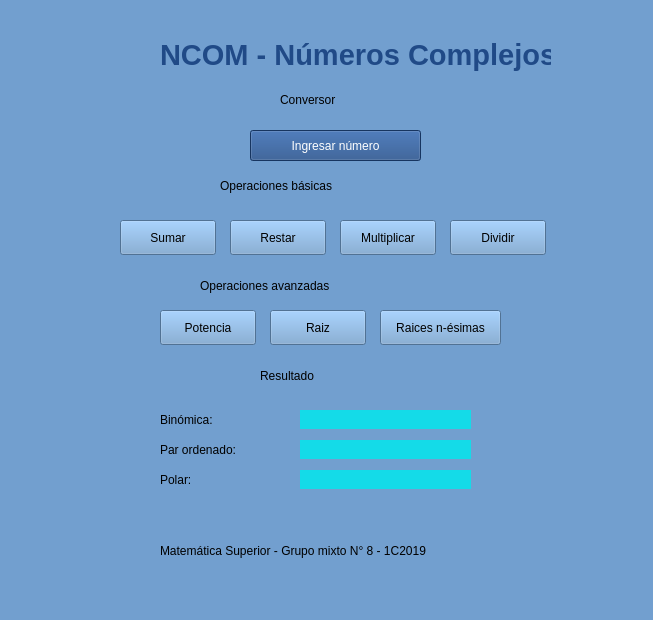
Old version of the form ncom.ui in the repository emiortiz/TP-MatSup-1c2019.
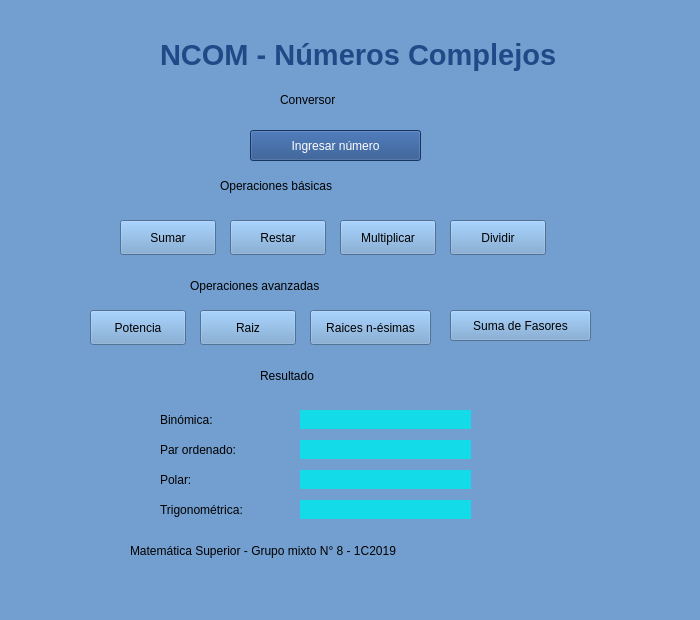
New version of the form.

Commit message: Suma de fasores

Patch:
```diff
--- a/ncom.ui
+++ b/ncom.ui
@@ -9,19 +9,19 @@
    <rect>
     <x>0</x>
     <y>0</y>
-    <width>653</width>
+    <width>700</width>
     <height>620</height>
    </rect>
   </property>
   <property name="minimumSize">
    <size>
-    <width>653</width>
+    <width>700</width>
     <height>620</height>
    </size>
   </property>
   <property name="maximumSize">
    <size>
-    <width>653</width>
+    <width>700</width>
     <height>620</height>
    </size>
   </property>
@@ -37,7 +37,7 @@
      <rect>
       <x>160</x>
       <y>30</y>
-      <width>391</width>
+      <width>421</width>
       <height>51</height>
      </rect>
     </property>
@@ -215,7 +215,7 @@
      <rect>
       <x>280</x>
       <y>90</y>
-      <width>131</width>
+      <width>201</width>
       <height>19</height>
      </rect>
     </property>
@@ -231,7 +231,7 @@
      <rect>
       <x>220</x>
       <y>170</y>
-      <width>231</width>
+      <width>341</width>
       <height>31</height>
      </rect>
     </property>
@@ -247,7 +247,7 @@
      <rect>
       <x>260</x>
       <y>360</y>
-      <width>111</width>
+      <width>161</width>
       <height>31</height>
      </rect>
     </property>
@@ -261,9 +261,9 @@
    <widget class="QLabel" name="label_9">
     <property name="geometry">
      <rect>
-      <x>200</x>
+      <x>190</x>
       <y>270</y>
-      <width>271</width>
+      <width>371</width>
       <height>31</height>
      </rect>
     </property>
@@ -277,7 +277,7 @@
    <widget class="QPushButton" name="potenciaButton">
     <property name="geometry">
      <rect>
-      <x>160</x>
+      <x>90</x>
       <y>310</y>
       <width>96</width>
       <height>35</height>
@@ -290,7 +290,7 @@
    <widget class="QPushButton" name="raizButton">
     <property name="geometry">
      <rect>
-      <x>270</x>
+      <x>200</x>
       <y>310</y>
       <width>96</width>
       <height>35</height>
@@ -303,9 +303,9 @@
    <widget class="QLabel" name="label_6">
     <property name="geometry">
      <rect>
-      <x>160</x>
+      <x>130</x>
       <y>530</y>
-      <width>331</width>
+      <width>411</width>
       <height>41</height>
      </rect>
     </property>
@@ -320,7 +320,7 @@
    <widget class="QPushButton" name="nesimasButton">
     <property name="geometry">
      <rect>
-      <x>380</x>
+      <x>310</x>
       <y>310</y>
       <width>121</width>
       <height>35</height>
@@ -330,6 +330,51 @@
      <string>Raices n-ésimas</string>
     </property>
    </widget>
+   <widget class="QPushButton" name="fasoresButton">
+    <property name="geometry">
+     <rect>
+      <x>450</x>
+      <y>310</y>
+      <width>141</width>
+      <height>31</height>
+     </rect>
+    </property>
+    <property name="text">
+     <string>Suma de Fasores</string>
+    </property>
+   </widget>
+   <widget class="QLabel" name="label_10">
+    <property name="geometry">
+     <rect>
+      <x>160</x>
+      <y>500</y>
+      <width>121</width>
+      <height>19</height>
+     </rect>
+    </property>
+    <property name="text">
+     <string>Trigonométrica:</string>
+    </property>
+   </widget>
+   <widget class="QLabel" name="trigonometricaText">
+    <property name="geometry">
+     <rect>
+      <x>300</x>
+      <y>500</y>
+      <width>171</width>
+      <height>19</height>
+     </rect>
+    </property>
+    <property name="styleSheet">
+     <string notr="true">background-color: rgb(20, 219, 232);</string>
+    </property>
+    <property name="text">
+     <string/>
+    </property>
+    <property name="alignment">
+     <set>Qt::AlignCenter</set>
+    </property>
+   </widget>
   </widget>
   <widget class="QMenuBar" name="menubar">
    <property name="geometry">
```
Left out of the diff: 4 changed lines with no effect on the pictures. The commit also changes 2 other files.
